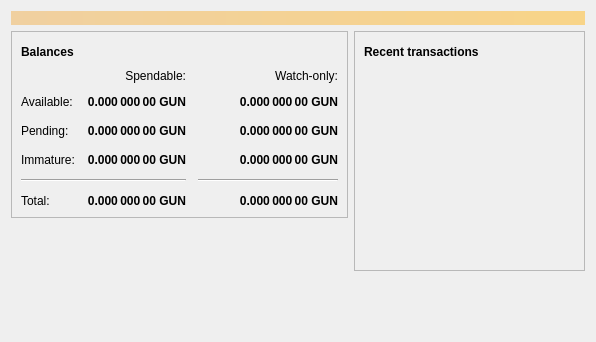
The window that src/qt/forms/overviewpage.ui (guncoin/guncoin) describes before a commit, drawn with Qt 5.
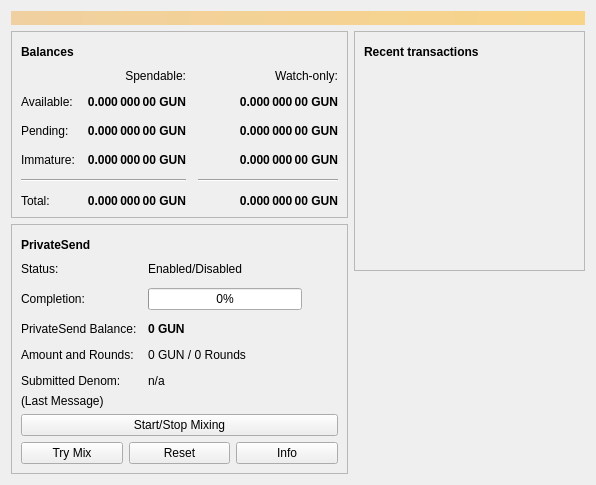
The same window after the commit. Icons and pictures are not drawn.

```diff
--- a/src/qt/forms/overviewpage.ui
+++ b/src/qt/forms/overviewpage.ui
@@ -406,6 +406,267 @@
          </layout>
         </widget>
        </item>
+       <item>
+        <widget class="QFrame" name="framePrivateSend">
+         <property name="layoutDirection">
+          <enum>Qt::LeftToRight</enum>
+         </property>
+         <property name="frameShape">
+          <enum>QFrame::StyledPanel</enum>
+         </property>
+         <property name="frameShadow">
+          <enum>QFrame::Raised</enum>
+         </property>
+         <layout class="QVBoxLayout" name="VerticalLayout_PS1">
+          <item>
+           <layout class="QHBoxLayout" name="horizontalLayout_5">
+            <item>
+             <widget class="QLabel" name="labelPrivateSendHeader">
+              <property name="font">
+               <font>
+                <weight>75</weight>
+                <bold>true</bold>
+               </font>
+              </property>
+              <property name="text">
+               <string>PrivateSend</string>
+              </property>
+             </widget>
+            </item>
+            <item>
+             <widget class="QPushButton" name="labelPrivateSendSyncStatus">
+              <property name="enabled">
+               <bool>true</bool>
+              </property>
+              <property name="maximumSize">
+               <size>
+                <width>30</width>
+                <height>16777215</height>
+               </size>
+              </property>
+              <property name="toolTip">
+               <string>The displayed information may be out of date. Your wallet automatically synchronizes with the Guncoin network after a connection is established, but this process has not completed yet.</string>
+              </property>
+              <property name="text">
+               <string />
+              </property>
+              <property name="icon">
+               <iconset>
+                <normaloff>:/icons/warning</normaloff>
+                <disabledoff>:/icons/warning</disabledoff>:/icons/warning</iconset>
+              </property>
+              <property name="iconSize">
+               <size>
+                <width>24</width>
+                <height>24</height>
+               </size>
+              </property>
+              <property name="flat">
+               <bool>true</bool>
+              </property>
+             </widget>
+            </item>
+            <item>
+             <spacer name="horizontalSpacer_4">
+              <property name="orientation">
+               <enum>Qt::Horizontal</enum>
+              </property>
+              <property name="sizeHint" stdset="0">
+               <size>
+                <width>40</width>
+                <height>20</height>
+               </size>
+              </property>
+             </spacer>
+            </item>
+           </layout>
+          </item>
+          <item>
+           <layout class="QFormLayout" name="privateSendFormLayout">
+            <property name="fieldGrowthPolicy">
+             <enum>QFormLayout::AllNonFixedFieldsGrow</enum>
+            </property>
+            <property name="horizontalSpacing">
+             <number>11</number>
+            </property>
+            <property name="verticalSpacing">
+             <number>12</number>
+            </property>
+            <item row="0" column="0">
+             <widget class="QLabel" name="labelPrivateSendEnabledText">
+              <property name="text">
+               <string>Status:</string>
+              </property>
+             </widget>
+            </item>
+            <item row="0" column="1">
+             <widget class="QLabel" name="labelPrivateSendEnabled">
+              <property name="text">
+               <string>Enabled/Disabled</string>
+              </property>
+             </widget>
+            </item>
+            <item row="1" column="0">
+             <widget class="QLabel" name="labelCompletitionText">
+              <property name="text">
+               <string>Completion:</string>
+              </property>
+             </widget>
+            </item>
+            <item row="1" column="1">
+             <widget class="QProgressBar" name="privateSendProgress">
+              <property name="maximumSize">
+               <size>
+                <width>154</width>
+                <height>16777215</height>
+               </size>
+              </property>
+              <property name="value">
+               <number>0</number>
+              </property>
+             </widget>
+            </item>
+            <item row="2" column="0">
+             <widget class="QLabel" name="labelAnonymizedText">
+              <property name="text">
+               <string>PrivateSend Balance:</string>
+              </property>
+             </widget>
+            </item>
+            <item row="2" column="1">
+             <widget class="QLabel" name="labelAnonymized">
+              <property name="font">
+               <font>
+                <weight>75</weight>
+                <bold>true</bold>
+               </font>
+              </property>
+              <property name="text">
+               <string notr="true">0 GUN</string>
+              </property>
+             </widget>
+            </item>
+            <item row="3" column="0">
+             <widget class="QLabel" name="labelAmountAndRoundsText">
+              <property name="text">
+               <string>Amount and Rounds:</string>
+              </property>
+             </widget>
+            </item>
+            <item row="3" column="1">
+             <widget class="QLabel" name="labelAmountRounds">
+              <property name="text">
+               <string>0 GUN / 0 Rounds</string>
+              </property>
+             </widget>
+            </item>
+            <item row="4" column="0">
+             <widget class="QLabel" name="labelSubmittedDenomText">
+              <property name="text">
+               <string>Submitted Denom:</string>
+              </property>
+             </widget>
+            </item>
+            <item row="4" column="1">
+             <widget class="QLabel" name="labelSubmittedDenom">
+              <property name="toolTip">
+               <string>The denominations you submitted to the Masternode.&lt;br&gt;To mix, other users must submit the exact same denominations.</string>
+              </property>
+              <property name="text">
+               <string>n/a</string>
+              </property>
+             </widget>
+            </item>
+           </layout>
+          </item>
+          <item>
+           <layout class="QVBoxLayout" name="VerticalLayout_PS">
+            <item>
+             <widget class="QLabel" name="labelPrivateSendLastMessage">
+              <property name="text">
+               <string>(Last Message)</string>
+              </property>
+              <property name="alignment">
+               <set>Qt::AlignLeading|Qt::AlignLeft|Qt::AlignTop</set>
+              </property>
+              <property name="wordWrap">
+               <bool>true</bool>
+              </property>
+             </widget>
+            </item>
+            <item>
+             <widget class="QPushButton" name="togglePrivateSend">
+              <property name="sizePolicy">
+               <sizepolicy hsizetype="MinimumExpanding" vsizetype="Fixed">
+                <horstretch>0</horstretch>
+                <verstretch>0</verstretch>
+               </sizepolicy>
+              </property>
+              <property name="text">
+               <string>Start/Stop Mixing</string>
+              </property>
+             </widget>
+            </item>
+            <item>
+             <layout class="QHBoxLayout" name="horizontalLayout_debugbuttons">
+              <item>
+               <widget class="QPushButton" name="privateSendAuto">
+                <property name="sizePolicy">
+                 <sizepolicy hsizetype="MinimumExpanding" vsizetype="Fixed">
+                  <horstretch>0</horstretch>
+                  <verstretch>0</verstretch>
+                 </sizepolicy>
+                </property>
+                <property name="toolTip">
+                 <string>Try to manually submit a PrivateSend request.</string>
+                </property>
+                <property name="text">
+                 <string>Try Mix</string>
+                </property>
+               </widget>
+              </item>
+              <item>
+               <widget class="QPushButton" name="privateSendReset">
+                <property name="sizePolicy">
+                 <sizepolicy hsizetype="MinimumExpanding" vsizetype="Fixed">
+                  <horstretch>0</horstretch>
+                  <verstretch>0</verstretch>
+                 </sizepolicy>
+                </property>
+                <property name="toolTip">
+                 <string>Reset the current status of PrivateSend (can interrupt PrivateSend if it's in the process of Mixing, which can cost you money!)</string>
+                </property>
+                <property name="autoFillBackground">
+                 <bool>false</bool>
+                </property>
+                <property name="text">
+                 <string>Reset</string>
+                </property>
+               </widget>
+              </item>
+              <item>
+               <widget class="QPushButton" name="privateSendInfo">
+                <property name="sizePolicy">
+                 <sizepolicy hsizetype="MinimumExpanding" vsizetype="Fixed">
+                  <horstretch>0</horstretch>
+                  <verstretch>0</verstretch>
+                 </sizepolicy>
+                </property>
+                <property name="toolTip">
+                 <string>Information about PrivateSend and Mixing</string>
+                </property>
+                <property name="text">
+                 <string>Info</string>
+                </property>
+               </widget>
+              </item>
+             </layout>
+            </item>
+           </layout>
+          </item>
+         </layout>
+        </widget>
+       </item>
        <item>
         <spacer name="verticalSpacer">
          <property name="orientation">
```
